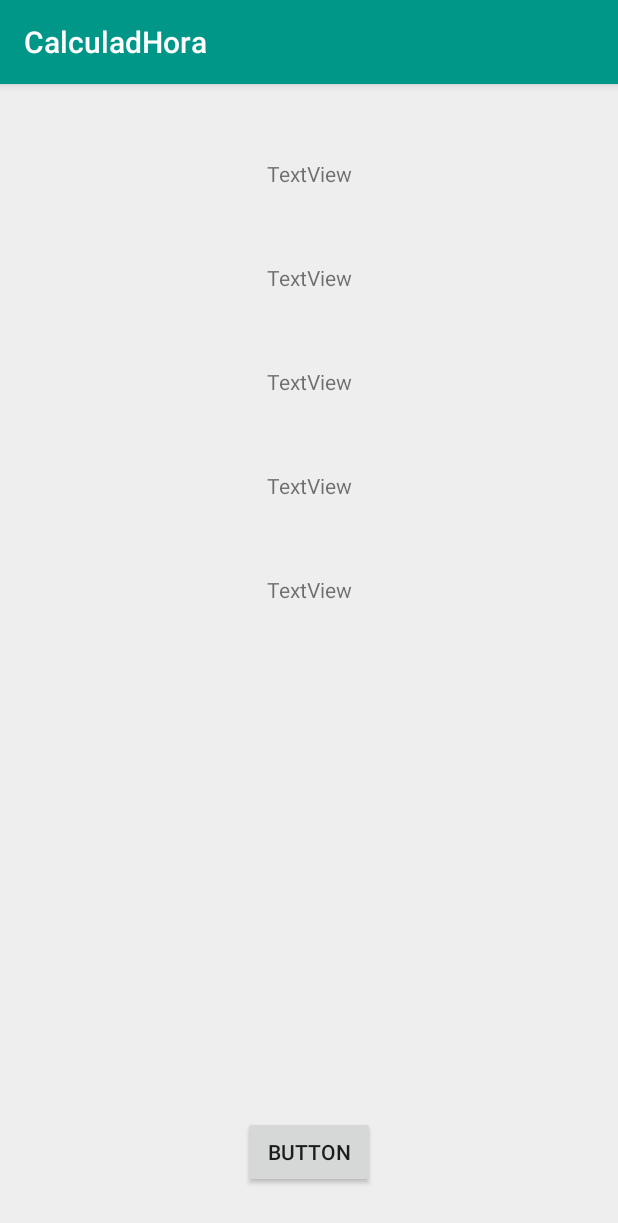
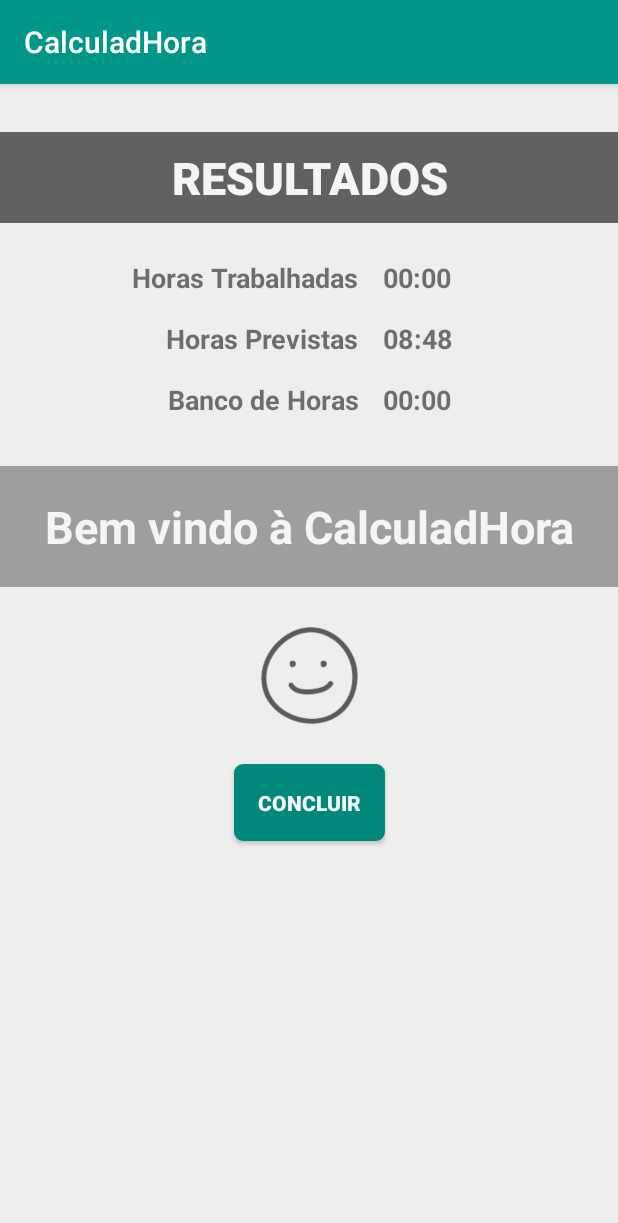
Before and after one commit to tiefz/calculadhora, an Android app: the HoraTotalTrabalhada screen opened directly, with no data from a screen before it, on a phone screen of 412 x 824 dp. Shown: the top 1223 px of the screen. Run offline under Robolectric (Android 15) with nearby library versions, the phone set to English and light mode, and no system bars.

Commit message:
Finalização da tela de calculo de hora trabalhada closes #6

```diff
--- a/app/build.gradle
+++ b/app/build.gradle
@@ -6,8 +6,8 @@ android {
         applicationId "br.com.insertkoin.calculadhora"
         minSdkVersion 15
         targetSdkVersion 28
-        versionCode 6
-        versionName "1.1.5"
+        versionCode 7
+        versionName "1.2.0"
         testInstrumentationRunner "android.support.test.runner.AndroidJUnitRunner"
     }
     buildTypes {
--- a/app/src/main/java/br/com/insertkoin/calculadhora/HoraTotalTrabalhada.java
+++ b/app/src/main/java/br/com/insertkoin/calculadhora/HoraTotalTrabalhada.java
@@ -2,11 +2,13 @@ package br.com.insertkoin.calculadhora;
 
 import android.content.Intent;
 import android.content.SharedPreferences;
+import android.support.v4.content.ContextCompat;
 import android.support.v7.app.AppCompatActivity;
 import android.os.Bundle;
 import android.util.Log;
 import android.view.View;
 import android.widget.Button;
+import android.widget.ImageView;
 import android.widget.TextView;
 
 import org.joda.time.Duration;
@@ -20,20 +22,29 @@ public class HoraTotalTrabalhada extends AppCompatActivity {
 
     private static final String HORA_DE_CALCULO = "08:48";
     private static final String SETTINGS = "Settings";
+    private String entradaSalva, almocoSSalvo, almocoRSalvo, pausaSalva, saidaSalva;
+    private TextView textoBHResultado, bancoHorasResultado, horasTrabalhadasResultado, horasPrevistas;
+    private Button botaoConcluir;
+    private ImageView smiley;
+
+
 
     @Override
     protected void onCreate(Bundle savedInstanceState) {
         super.onCreate(savedInstanceState);
         setContentView(R.layout.activity_hora_total_trabalhada);
 
-        String entradaSalva, almocoSSalvo, almocoRSalvo, pausaSalva, saidaSalva;
-        TextView hoEntradaTeste, hoAlmocoSTeste, hoAlmocoRTeste, hoSaidaTeste, pausaTesteId;
-        Button button;
+
         SharedPreferences sharedPreferences = getSharedPreferences(SETTINGS, 0);
         SharedPreferences.Editor editor = sharedPreferences.edit();
         String HoraDeCalculo = HORA_DE_CALCULO;
+        horasPrevistas = findViewById(R.id.horasPrevistasID);
+        horasPrevistas.setText(HORA_DE_CALCULO);
+        smiley = findViewById(R.id.smileyID);
+        smiley.setImageDrawable( ContextCompat.getDrawable(this, R.drawable.happy ) );
         if(sharedPreferences.contains("HoraDeCalculo")){
             HoraDeCalculo = sharedPreferences.getString("HoraDeCalculo", "08:48");
+            horasPrevistas.setText(HoraDeCalculo);
         }
         Bundle b = getIntent().getExtras();
 
@@ -72,23 +83,24 @@ public class HoraTotalTrabalhada extends AppCompatActivity {
             horaExtra = new Period(horarioDeTrabalho, calculoDiaHT, PeriodType.dayTime());
             Duration dur = horaExtra.toStandardDuration();
 
-            hoEntradaTeste = findViewById(R.id.hoEntradaTesteID);
+            textoBHResultado = findViewById(R.id.textoBHResultadoID);
 
             if(dur.getStandardMinutes() < 0) {
-                System.out.println("Você ficou negativo");
-                hoEntradaTeste.setText("Você ficou negativo");
+                textoBHResultado.setText(R.string.bh_negativo);
+                textoBHResultado.setBackgroundResource(R.color.vermelho);
+                smiley.setImageDrawable( ContextCompat.getDrawable(this, R.drawable.sad ) );
             }else if(dur.getStandardMinutes() == 0){
-                System.out.println("Você ficou zerado");
-                hoEntradaTeste.setText("Você ficou zerado");
+                textoBHResultado.setText(R.string.bh_zerado);
+                textoBHResultado.setBackgroundResource(R.color.bg_cinza);
             }else {
-                System.out.println("Você ficou positivo");
-                hoEntradaTeste.setText("Você ficou positivo");
+                textoBHResultado.setText(R.string.bh_positivo);
+                textoBHResultado.setBackgroundResource(R.color.bg_green);
             }
 
-            hoAlmocoSTeste = findViewById(R.id.hoAlmocoSTesteID);
-            hoAlmocoSTeste.setText(durationToHHHmmFormat(dur, ":"));
-            hoAlmocoRTeste = findViewById(R.id.hoAlmocoRTesteID);
-            hoAlmocoRTeste.setText(calculoDiaHT.toString("HH:mm"));
+            bancoHorasResultado = findViewById(R.id.bancoHorasResultadoID);
+            bancoHorasResultado.setText(durationToHHHmmFormat(dur, ":"));
+            horasTrabalhadasResultado = findViewById(R.id.horasTrabalhadasResultadoID);
+            horasTrabalhadasResultado.setText(calculoDiaHT.toString("HH:mm"));
 
             editor.remove("Entrada");
             editor.remove("AlmocoS");
@@ -97,8 +109,8 @@ public class HoraTotalTrabalhada extends AppCompatActivity {
             editor.remove("SaidaHT");
             editor.commit();
 
-            button = findViewById(R.id.button);
-            button.setOnClickListener(new View.OnClickListener() {
+            botaoConcluir = findViewById(R.id.botaoConcluirID);
+            botaoConcluir.setOnClickListener(new View.OnClickListener() {
                 @Override
                 public void onClick(View v) {
                     startActivity(new Intent(HoraTotalTrabalhada.this, MainActivity.class));
@@ -109,6 +121,8 @@ public class HoraTotalTrabalhada extends AppCompatActivity {
             startActivity(new Intent(HoraTotalTrabalhada.this, MainActivity.class));
             Log.i("Erro", "Tentou calcular sem bundle intent");
         }
+
+        botaoConcluir = findViewById(R.id.botaoConcluirID);
 
     }
 
--- a/app/src/main/res/layout/activity_hora_total_trabalhada.xml
+++ b/app/src/main/res/layout/activity_hora_total_trabalhada.xml
@@ -10,59 +10,150 @@
         android:id="@+id/hoSaidaTesteID"
         android:layout_width="wrap_content"
         android:layout_height="wrap_content"
-        android:layout_marginTop="50dp"
-        android:text="TextView"
-        app:layout_constraintEnd_toEndOf="parent"
-        app:layout_constraintStart_toStartOf="parent"
-        app:layout_constraintTop_toBottomOf="@+id/hoAlmocoRTesteID" />
+        android:layout_marginTop="16dp"
+        android:layout_marginEnd="8dp"
+        android:layout_marginRight="8dp"
+        android:text="@string/banco_horas"
+        android:textSize="18sp"
+        android:textStyle="bold"
+        app:layout_constraintEnd_toStartOf="@+id/guideline"
+        app:layout_constraintTop_toBottomOf="@+id/textView19" />
 
     <TextView
-        android:id="@+id/hoAlmocoSTesteID"
+        android:id="@+id/bancoHorasResultadoID"
         android:layout_width="wrap_content"
         android:layout_height="wrap_content"
-        android:layout_marginTop="50dp"
-        android:text="TextView"
-        app:layout_constraintEnd_toEndOf="parent"
-        app:layout_constraintStart_toStartOf="parent"
-        app:layout_constraintTop_toBottomOf="@+id/hoEntradaTesteID" />
+        android:layout_marginStart="8dp"
+        android:layout_marginLeft="8dp"
+        android:layout_marginTop="16dp"
+        android:text="@string/zerohora"
+        android:textSize="18sp"
+        android:textStyle="bold"
+        app:layout_constraintStart_toStartOf="@+id/guideline"
+        app:layout_constraintTop_toBottomOf="@+id/horasPrevistasID" />
 
     <TextView
-        android:id="@+id/hoAlmocoRTesteID"
+        android:id="@+id/horasTrabalhadasResultadoID"
         android:layout_width="wrap_content"
         android:layout_height="wrap_content"
-        android:layout_marginTop="50dp"
-        android:text="TextView"
-        app:layout_constraintEnd_toEndOf="parent"
-        app:layout_constraintStart_toStartOf="parent"
-        app:layout_constraintTop_toBottomOf="@+id/hoAlmocoSTesteID" />
+        android:layout_marginStart="8dp"
+        android:layout_marginLeft="8dp"
+        android:layout_marginTop="24dp"
+        android:text="@string/zerohora"
+        android:textSize="18sp"
+        android:textStyle="bold"
+        app:layout_constraintStart_toStartOf="@+id/guideline"
+        app:layout_constraintTop_toBottomOf="@+id/pausaTesteId" />
 
     <TextView
-        android:id="@+id/hoEntradaTesteID"
-        android:layout_width="wrap_content"
+        android:id="@+id/textoBHResultadoID"
+        android:layout_width="0dp"
         android:layout_height="wrap_content"
-        android:layout_marginTop="50dp"
-        android:text="TextView"
+        android:layout_marginTop="32dp"
+        android:background="@color/Cinza_500"
+        android:gravity="center"
+        android:paddingTop="20dp"
+        android:paddingBottom="20dp"
+        android:text="@string/bemvindo"
+        android:textColor="@color/cor_fonte"
+        android:textSize="30sp"
+        android:textStyle="bold"
+        app:layout_constraintEnd_toEndOf="parent"
+        app:layout_constraintHorizontal_bias="0.0"
+        app:layout_constraintStart_toStartOf="parent"
+        app:layout_constraintTop_toBottomOf="@+id/hoSaidaTesteID" />
+
+    <TextView
+        android:id="@+id/pausaTesteId"
+        android:layout_width="0dp"
+        android:layout_height="wrap_content"
+        android:layout_marginTop="32dp"
+        android:background="@color/bg_cinza"
+        android:gravity="center"
+        android:padding="10dp"
+        android:text="@string/resultado"
+        android:textAllCaps="true"
+        android:textColor="@color/cor_fonte"
+        android:textSize="30sp"
+        android:textStyle="bold"
+        android:typeface="sans"
+        app:fontFamily="sans-serif-black"
         app:layout_constraintEnd_toEndOf="parent"
         app:layout_constraintStart_toStartOf="parent"
         app:layout_constraintTop_toTopOf="parent" />
 
-    <TextView
-        android:id="@+id/pausaTesteId"
+    <Button
+        android:id="@+id/botaoConcluirID"
         android:layout_width="wrap_content"
         android:layout_height="wrap_content"
-        android:layout_marginTop="50dp"
-        android:text="TextView"
+        android:layout_marginTop="24dp"
+        android:background="@drawable/buttons"
+        android:backgroundTint="@color/bg_green"
+        android:padding="@dimen/activity_vertical_margin"
+        android:text="@string/concluir"
+        android:textAllCaps="true"
+        android:textColor="@color/cor_fonte"
+        android:textStyle="bold"
         app:layout_constraintEnd_toEndOf="parent"
         app:layout_constraintStart_toStartOf="parent"
-        app:layout_constraintTop_toBottomOf="@+id/hoSaidaTesteID" />
+        app:layout_constraintTop_toBottomOf="@+id/smileyID"
+        tools:targetApi="lollipop" />
 
-    <Button
-        android:id="@+id/button"
+    <ImageView
+        android:id="@+id/smileyID"
+        android:layout_width="70dp"
+        android:layout_height="70dp"
+        android:layout_marginTop="24dp"
+        android:contentDescription="@string/bh_positivo"
+        app:layout_constraintEnd_toEndOf="parent"
+        app:layout_constraintStart_toStartOf="parent"
+        app:layout_constraintTop_toBottomOf="@+id/textoBHResultadoID"
+        app:srcCompat="@drawable/happy" />
+
+    <TextView
+        android:id="@+id/textView17"
         android:layout_width="wrap_content"
         android:layout_height="wrap_content"
-        android:layout_marginBottom="32dp"
-        android:text="Button"
-        app:layout_constraintBottom_toBottomOf="parent"
-        app:layout_constraintEnd_toEndOf="parent"
-        app:layout_constraintStart_toStartOf="parent" />
+        android:layout_marginTop="24dp"
+        android:layout_marginEnd="8dp"
+        android:layout_marginRight="8dp"
+        android:text="@string/horas_trabalhadas"
+        android:textSize="18sp"
+        android:textStyle="bold"
+        app:layout_constraintEnd_toStartOf="@+id/guideline"
+        app:layout_constraintTop_toBottomOf="@+id/pausaTesteId" />
+
+    <android.support.constraint.Guideline
+        android:id="@+id/guideline"
+        android:layout_width="wrap_content"
+        android:layout_height="wrap_content"
+        android:orientation="vertical"
+        app:layout_constraintGuide_percent="0.6" />
+
+    <TextView
+        android:id="@+id/textView19"
+        android:layout_width="wrap_content"
+        android:layout_height="wrap_content"
+        android:layout_marginTop="16dp"
+        android:layout_marginEnd="8dp"
+        android:layout_marginRight="8dp"
+        android:text="@string/horas_previstas"
+        android:textSize="18sp"
+        android:textStyle="bold"
+        app:layout_constraintEnd_toStartOf="@+id/guideline"
+        app:layout_constraintTop_toBottomOf="@+id/textView17" />
+
+    <TextView
+        android:id="@+id/horasPrevistasID"
+        android:layout_width="wrap_content"
+        android:layout_height="wrap_content"
+        android:layout_marginStart="8dp"
+        android:layout_marginLeft="8dp"
+        android:layout_marginTop="16dp"
+        android:text="@string/zerohora"
+        android:textSize="18sp"
+        android:textStyle="bold"
+        app:layout_constraintStart_toStartOf="@+id/guideline"
+        app:layout_constraintTop_toBottomOf="@+id/horasTrabalhadasResultadoID" />
+
 </android.support.constraint.ConstraintLayout>
--- a/app/src/main/res/values/strings.xml
+++ b/app/src/main/res/values/strings.xml
@@ -17,9 +17,6 @@
     <string name="tab_text_3">Tab 3</string>
     <string name="action_settings">Settings</string>
     <string name="section_format">Hello World from section: %1$d</string>
-
-    <!-- TODO: Remove or change this placeholder text -->
-    <string name="hello_blank_fragment">Hello blank fragment</string>
     <string name="tab_entrada">Entrada</string>
     <string name="tab_almoco">Lanche</string>
     <string name="tab_retorno">Retorno</string>
@@ -53,4 +50,12 @@
     <string name="quero_saida">Quero calcular a hora de sair do trabalho</string>
     <string name="quero_total">Quero calcular o total de horas trabalhadas e hora extra</string>
     <string name="total_pausa">Total de Pausa Adicionada</string>
+    <string name="resultado">Resultados</string>
+    <string name="horas_trabalhadas">Horas Trabalhadas</string>
+    <string name="banco_horas">Banco de Horas</string>
+    <string name="bh_positivo">Banco de Horas Positivo!</string>
+    <string name="bh_negativo">Banco de Horas Negativo!</string>
+    <string name="bh_zerado">Banco de Horas Zerado!</string>
+    <string name="concluir">Concluir</string>
+    <string name="horas_previstas">Horas Previstas</string>
 </resources>
```
Also changed, not shown: app/src/main/res/drawable/happy.png (added), app/src/main/res/drawable/sad.png (added).
